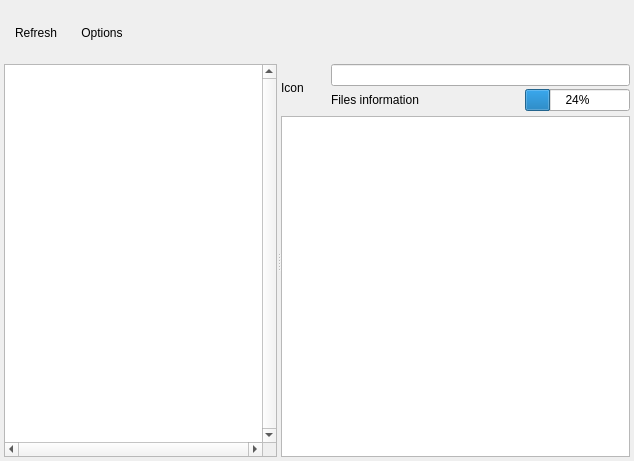
First picture: the form in SubProjects/ffDiaporamaMMFiler/mainwindow.ui, repository boenki/ffdiaporama, before the edit.
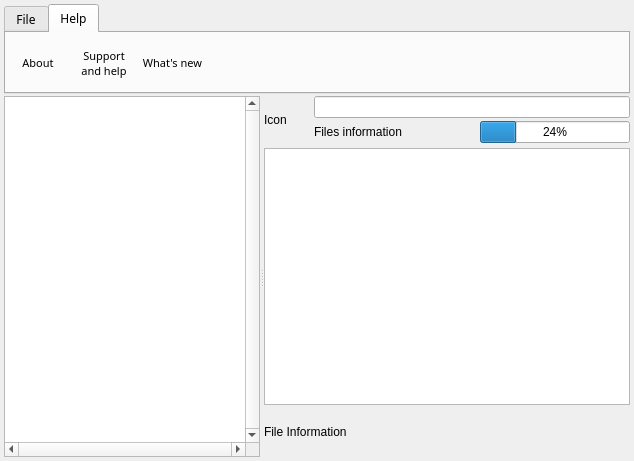
Second picture: the form after the edit. The open tabs and pages were chosen to show the change. Icons and pictures are not drawn. Custom widgets are drawn as their Qt base class.

Patch:
```diff
--- a/SubProjects/ffDiaporamaMMFiler/mainwindow.ui
+++ b/SubProjects/ffDiaporamaMMFiler/mainwindow.ui
@@ -22,9 +22,9 @@
      <number>4</number>
     </property>
     <item>
-     <widget class="QWidget" name="widget" native="true">
+     <widget class="QTabWidget" name="ToolBoxNormal">
       <property name="sizePolicy">
-       <sizepolicy hsizetype="Preferred" vsizetype="Fixed">
+       <sizepolicy hsizetype="Expanding" vsizetype="Fixed">
         <horstretch>0</horstretch>
         <verstretch>0</verstretch>
        </sizepolicy>
@@ -32,9 +32,23 @@
       <property name="minimumSize">
        <size>
         <width>0</width>
-        <height>58</height>
+        <height>90</height>
        </size>
       </property>
+      <property name="maximumSize">
+       <size>
+        <width>16777215</width>
+        <height>90</height>
+       </size>
+      </property>
+      <property name="font">
+       <font>
+        <family>Sans Serif</family>
+        <pointsize>9</pointsize>
+        <weight>50</weight>
+        <bold>false</bold>
+       </font>
+      </property>
       <property name="styleSheet">
        <string notr="true">QToolButton {
 	background-color: transparent;
@@ -54,7 +68,23 @@
  }
 </string>
       </property>
-      <layout class="QHBoxLayout" name="horizontalLayout">
+      <property name="tabShape">
+       <enum>QTabWidget::Rounded</enum>
+      </property>
+      <property name="currentIndex">
+       <number>0</number>
+      </property>
+      <widget class="QWidget" name="TabFile">
+       <property name="font">
+        <font>
+         <family>Sans Serif</family>
+         <pointsize>8</pointsize>
+        </font>
+       </property>
+       <attribute name="title">
+        <string>File</string>
+       </attribute>
+       <layout class="QHBoxLayout" name="horizontalLayout_4">
        <property name="spacing">
         <number>2</number>
        </property>
@@ -88,7 +118,20 @@
         </widget>
        </item>
        <item>
-        <widget class="QToolButton" name="ConfigBt">
+         <widget class="Line" name="line_2">
+          <property name="orientation">
+           <enum>Qt::Vertical</enum>
+          </property>
+         </widget>
+        </item>
+        <item>
+         <widget class="QToolButton" name="ActionConfiguration_BT">
+          <property name="sizePolicy">
+           <sizepolicy hsizetype="Fixed" vsizetype="Fixed">
+            <horstretch>0</horstretch>
+            <verstretch>56</verstretch>
+           </sizepolicy>
+          </property>
          <property name="minimumSize">
           <size>
            <width>64</width>
@@ -96,7 +139,7 @@
           </size>
          </property>
          <property name="text">
-          <string>Options</string>
+           <string>Settings</string>
          </property>
          <property name="icon">
           <iconset>
@@ -114,26 +157,256 @@
         </widget>
        </item>
        <item>
-        <widget class="QLabel" name="Spacer">
+         <widget class="QToolButton" name="Action_Exit_BT">
          <property name="sizePolicy">
-          <sizepolicy hsizetype="Expanding" vsizetype="Fixed">
+           <sizepolicy hsizetype="Fixed" vsizetype="Fixed">
            <horstretch>0</horstretch>
+            <verstretch>56</verstretch>
+           </sizepolicy>
+          </property>
+          <property name="minimumSize">
+           <size>
+            <width>64</width>
+            <height>58</height>
+           </size>
+          </property>
+          <property name="font">
+           <font>
+            <family>Sans Serif</family>
+            <pointsize>8</pointsize>
+           </font>
+          </property>
+          <property name="toolTip">
+           <string>Exit application (Ctrl+W)</string>
+          </property>
+          <property name="text">
+           <string>Exit</string>
+          </property>
+          <property name="icon">
+           <iconset>
+            <normaloff>../../img/exit.png</normaloff>../../img/exit.png</iconset>
+          </property>
+          <property name="iconSize">
+           <size>
+            <width>24</width>
+            <height>24</height>
+           </size>
+          </property>
+          <property name="shortcut">
+           <string>Ctrl+W</string>
+          </property>
+          <property name="toolButtonStyle">
+           <enum>Qt::ToolButtonTextUnderIcon</enum>
+          </property>
+         </widget>
+        </item>
+        <item>
+         <widget class="QLabel" name="label">
+          <property name="text">
+           <string notr="true"/>
+          </property>
+         </widget>
+        </item>
+        <item>
+         <widget class="QToolButton" name="Action_Filter_BT">
+          <property name="minimumSize">
+           <size>
+            <width>64</width>
+            <height>58</height>
+           </size>
+          </property>
+          <property name="font">
+           <font>
+            <family>Sans Serif</family>
+            <pointsize>8</pointsize>
+           </font>
+          </property>
+          <property name="text">
+           <string>Filter</string>
+          </property>
+          <property name="icon">
+           <iconset>
+            <normaloff>MMFiler_img/filter.png</normaloff>MMFiler_img/filter.png</iconset>
+          </property>
+          <property name="iconSize">
+           <size>
+            <width>24</width>
+            <height>24</height>
+           </size>
+          </property>
+          <property name="toolButtonStyle">
+           <enum>Qt::ToolButtonTextUnderIcon</enum>
+          </property>
+         </widget>
+        </item>
+       </layout>
+      </widget>
+      <widget class="QWidget" name="TabHelp">
+       <attribute name="title">
+        <string>Help</string>
+       </attribute>
+       <layout class="QHBoxLayout" name="horizontalLayout_6">
+        <property name="spacing">
+         <number>2</number>
+        </property>
+        <property name="margin">
+         <number>0</number>
+        </property>
+        <item>
+         <widget class="QToolButton" name="Action_About_BT">
+          <property name="sizePolicy">
+           <sizepolicy hsizetype="Fixed" vsizetype="Fixed">
+            <horstretch>0</horstretch>
            <verstretch>0</verstretch>
           </sizepolicy>
          </property>
          <property name="minimumSize">
           <size>
-           <width>0</width>
+            <width>64</width>
            <height>58</height>
           </size>
          </property>
+          <property name="maximumSize">
+           <size>
+            <width>16777215</width>
+            <height>56</height>
+           </size>
+          </property>
+          <property name="font">
+           <font>
+            <family>Sans Serif</family>
+            <pointsize>8</pointsize>
+           </font>
+          </property>
+          <property name="toolTip">
+           <string>Display informations about ffDiaporama</string>
+          </property>
          <property name="text">
+           <string>About</string>
+          </property>
+          <property name="icon">
+           <iconset>
+            <normaloff>../../img/logo.png</normaloff>../../img/logo.png</iconset>
+          </property>
+          <property name="iconSize">
+           <size>
+            <width>24</width>
+            <height>24</height>
+           </size>
+          </property>
+          <property name="toolButtonStyle">
+           <enum>Qt::ToolButtonTextUnderIcon</enum>
+          </property>
+         </widget>
+        </item>
+        <item>
+         <widget class="QToolButton" name="ActionDocumentation_BT">
+          <property name="sizePolicy">
+           <sizepolicy hsizetype="Fixed" vsizetype="Fixed">
+            <horstretch>0</horstretch>
+            <verstretch>0</verstretch>
+           </sizepolicy>
+          </property>
+          <property name="minimumSize">
+           <size>
+            <width>64</width>
+            <height>58</height>
+           </size>
+          </property>
+          <property name="maximumSize">
+           <size>
+            <width>16777215</width>
+            <height>56</height>
+           </size>
+          </property>
+          <property name="font">
+           <font>
+            <family>Sans Serif</family>
+            <pointsize>8</pointsize>
+           </font>
+          </property>
+          <property name="toolTip">
+           <string>Call ffDiaporama WIKI</string>
+          </property>
+          <property name="text">
+           <string>Support
+and help</string>
+          </property>
+          <property name="icon">
+           <iconset>
+            <normaloff>../../img/help.png</normaloff>../../img/help.png</iconset>
+          </property>
+          <property name="iconSize">
+           <size>
+            <width>24</width>
+            <height>24</height>
+           </size>
+          </property>
+          <property name="shortcut">
+           <string>F1</string>
+          </property>
+          <property name="toolButtonStyle">
+           <enum>Qt::ToolButtonTextUnderIcon</enum>
+          </property>
+         </widget>
+        </item>
+        <item>
+         <widget class="QToolButton" name="ActionNewFunctions_BT">
+          <property name="sizePolicy">
+           <sizepolicy hsizetype="Fixed" vsizetype="Fixed">
+            <horstretch>0</horstretch>
+            <verstretch>0</verstretch>
+           </sizepolicy>
+          </property>
+          <property name="minimumSize">
+           <size>
+            <width>64</width>
+            <height>58</height>
+           </size>
+          </property>
+          <property name="maximumSize">
+           <size>
+            <width>16777215</width>
+            <height>56</height>
+           </size>
+          </property>
+          <property name="font">
+           <font>
+            <family>Sans Serif</family>
+            <pointsize>8</pointsize>
+           </font>
+          </property>
+          <property name="toolTip">
+           <string>Display blog/news page from internet WEB site</string>
+          </property>
+          <property name="text">
+           <string>What's new</string>
+          </property>
+          <property name="icon">
+           <iconset>
+            <normaloff>../../img/contents.png</normaloff>../../img/contents.png</iconset>
+          </property>
+          <property name="iconSize">
+           <size>
+            <width>24</width>
+            <height>24</height>
+           </size>
+          </property>
+          <property name="toolButtonStyle">
+           <enum>Qt::ToolButtonTextUnderIcon</enum>
+          </property>
+         </widget>
+        </item>
+        <item>
+         <widget class="QLabel" name="label_4">
+          <property name="text">
           <string notr="true"/>
          </property>
         </widget>
        </item>
       </layout>
      </widget>
+     </widget>
     </item>
     <item>
      <widget class="QSplitter" name="Splitter">
@@ -141,6 +414,12 @@
        <enum>Qt::Horizontal</enum>
       </property>
       <widget class="QCustomFolderTree" name="FolderTree">
+       <property name="sizePolicy">
+        <sizepolicy hsizetype="Fixed" vsizetype="Expanding">
+         <horstretch>0</horstretch>
+         <verstretch>0</verstretch>
+        </sizepolicy>
+       </property>
        <property name="verticalScrollBarPolicy">
         <enum>Qt::ScrollBarAlwaysOn</enum>
        </property>
@@ -187,6 +466,12 @@
        </column>
       </widget>
       <widget class="QWidget" name="FolderWdgt" native="true">
+       <property name="sizePolicy">
+        <sizepolicy hsizetype="Expanding" vsizetype="Preferred">
+         <horstretch>0</horstretch>
+         <verstretch>0</verstretch>
+        </sizepolicy>
+       </property>
        <layout class="QVBoxLayout" name="verticalLayout_2">
         <property name="spacing">
          <number>2</number>
@@ -298,9 +583,30 @@
               </item>
               <item>
                <widget class="QProgressBar" name="HDDSizePgr">
+                <property name="sizePolicy">
+                 <sizepolicy hsizetype="Fixed" vsizetype="Fixed">
+                  <horstretch>0</horstretch>
+                  <verstretch>0</verstretch>
+                 </sizepolicy>
+                </property>
+                <property name="minimumSize">
+                 <size>
+                  <width>150</width>
+                  <height>0</height>
+                 </size>
+                </property>
+                <property name="maximumSize">
+                 <size>
+                  <width>150</width>
+                  <height>16777215</height>
+                 </size>
+                </property>
                 <property name="value">
                  <number>24</number>
                 </property>
+                <property name="format">
+                 <string notr="true">%p%</string>
+                </property>
                </widget>
               </item>
              </layout>
@@ -310,7 +616,45 @@
          </widget>
         </item>
         <item>
-         <widget class="QCustomFolderTable" name="FolderTable"/>
+         <widget class="QCustomFolderTable" name="FolderTable">
+          <property name="editTriggers">
+           <set>QAbstractItemView::NoEditTriggers</set>
+          </property>
+          <property name="showDropIndicator" stdset="0">
+           <bool>false</bool>
+          </property>
+          <property name="iconSize">
+           <size>
+            <width>16</width>
+            <height>16</height>
+           </size>
+          </property>
+          <property name="showGrid">
+           <bool>false</bool>
+          </property>
+          <property name="cornerButtonEnabled">
+           <bool>false</bool>
+          </property>
+         </widget>
+        </item>
+        <item>
+         <widget class="QCustomFileInfoLabel" name="FileInfoLabel">
+          <property name="sizePolicy">
+           <sizepolicy hsizetype="Preferred" vsizetype="Fixed">
+            <horstretch>0</horstretch>
+            <verstretch>0</verstretch>
+           </sizepolicy>
+          </property>
+          <property name="minimumSize">
+           <size>
+            <width>0</width>
+            <height>50</height>
+           </size>
+          </property>
+          <property name="text">
+           <string notr="true">File Information</string>
+          </property>
+         </widget>
         </item>
        </layout>
       </widget>
@@ -331,6 +675,17 @@
    <extends>QTableWidget</extends>
    <header>../VariousClass/QCustomFolderTable.h</header>
   </customwidget>
+  <customwidget>
+   <class>QCustomHorizSplitter</class>
+   <extends>QSplitter</extends>
+   <header>QCustomHorizSplitter.h</header>
+   <container>1</container>
+  </customwidget>
+  <customwidget>
+   <class>QCustomFileInfoLabel</class>
+   <extends>QLabel</extends>
+   <header>../VariousClass/QCustomFileInfoLabel.h</header>
+  </customwidget>
  </customwidgets>
  <resources/>
  <connections/>
```
Left out of the diff: 21 changed lines with no effect on the pictures. Lines whose indentation alone changed are shown as unchanged.
